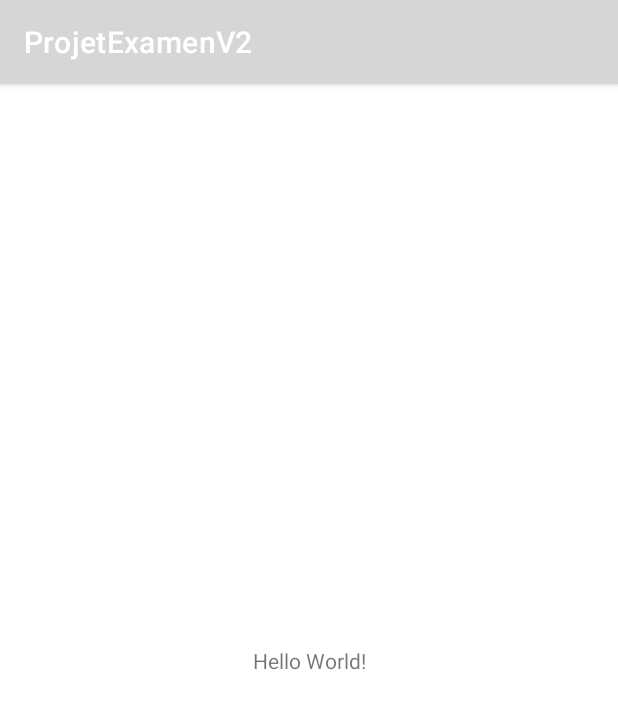
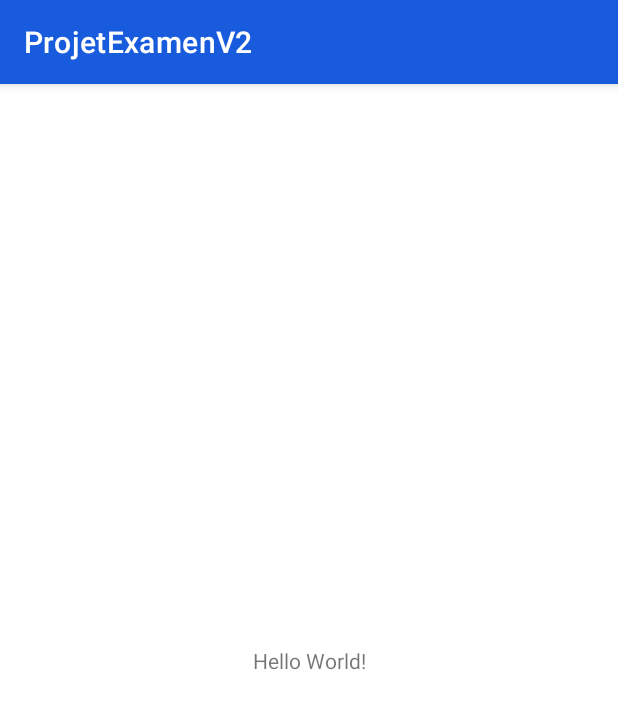
Before and after one commit to FrancisEpsi/ProjetAndroidExamenV2, an Android app: the screen it shows after launch (MainActivity), on a phone screen of 412 x 824 dp. Shown: the top 709 px of the screen. Run offline under Robolectric (Android 15) with nearby library versions, the phone set to English and light mode, and no system bars.

Commit message:
Correction bug de compilation + Mis à jour des couleurs et des thèmes (dark & light)

```diff
--- a/app/src/main/res/values-night/themes.xml
+++ b/app/src/main/res/values-night/themes.xml
@@ -2,12 +2,12 @@
     <!-- Base application theme. -->
     <style name="Theme.ProjetExamenV2" parent="Theme.MaterialComponents.DayNight.DarkActionBar">
         <!-- Primary brand color. -->
-        <item name="colorPrimary">@color/purple_200</item>
-        <item name="colorPrimaryVariant">@color/purple_700</item>
-        <item name="colorOnPrimary">@color/black</item>
+        <item name="colorPrimary">@color/black</item>
+        <item name="colorPrimaryVariant">@color/blue_dark</item>
+        <item name="colorOnPrimary">@color/white</item>
         <!-- Secondary brand color. -->
-        <item name="colorSecondary">@color/teal_200</item>
-        <item name="colorSecondaryVariant">@color/teal_200</item>
+        <item name="colorSecondary">@color/yellow</item>
+        <item name="colorSecondaryVariant">@color/orange</item>
         <item name="colorOnSecondary">@color/black</item>
         <!-- Status bar color. -->
         <item name="android:statusBarColor" tools:targetApi="l">?attr/colorPrimaryVariant</item>
--- a/app/src/main/res/values/colors.xml
+++ b/app/src/main/res/values/colors.xml
@@ -3,4 +3,9 @@
     <color name="brown">#958C39</color>
     <color name="black">#FF000000</color>
     <color name="white">#FFFFFFFF</color>
+    <color name="purple">#E91E63</color>
+    <color name="blue">#195BDD</color>
+    <color name="blue_dark">#092D73</color>
+    <color name="yellow">#CDDC39</color>
+    <color name="orange">#FF9800</color>
 </resources>
--- a/app/src/main/res/values/themes.xml
+++ b/app/src/main/res/values/themes.xml
@@ -2,12 +2,12 @@
     <!-- Base application theme. -->
     <style name="Theme.ProjetExamenV2" parent="Theme.MaterialComponents.DayNight.DarkActionBar">
         <!-- Primary brand color. -->
-        <item name="colorPrimary">@color/purple_500</item>
-        <item name="colorPrimaryVariant">@color/purple_700</item>
+        <item name="colorPrimary">@color/blue</item>
+        <item name="colorPrimaryVariant">@color/blue_dark</item>
         <item name="colorOnPrimary">@color/white</item>
         <!-- Secondary brand color. -->
-        <item name="colorSecondary">@color/teal_200</item>
-        <item name="colorSecondaryVariant">@color/teal_700</item>
+        <item name="colorSecondary">@color/yellow</item>
+        <item name="colorSecondaryVariant">@color/orange</item>
         <item name="colorOnSecondary">@color/black</item>
         <!-- Status bar color. -->
         <item name="android:statusBarColor" tools:targetApi="l">?attr/colorPrimaryVariant</item>
```
